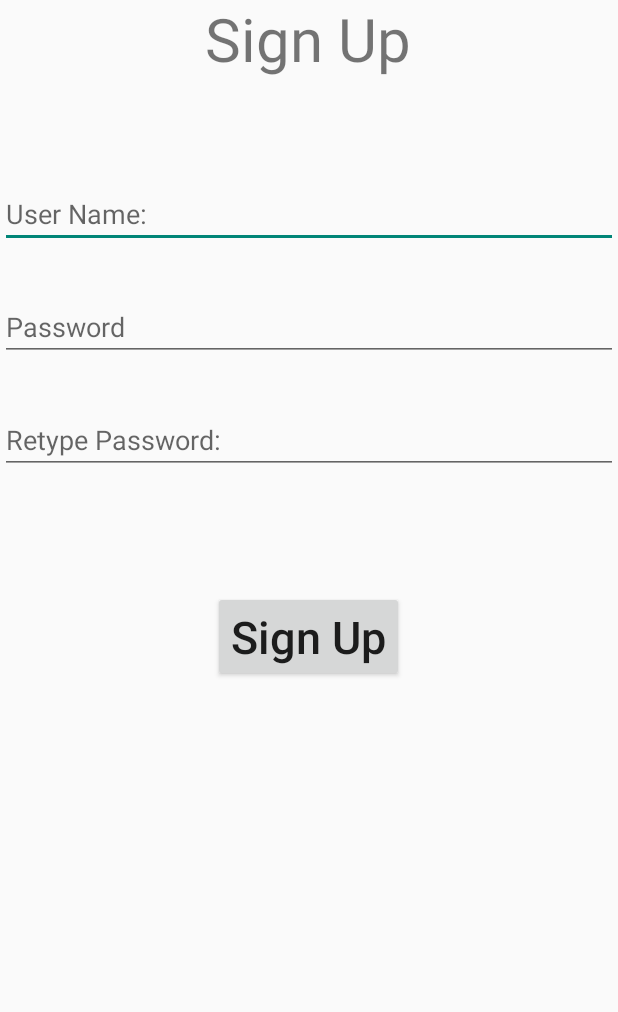
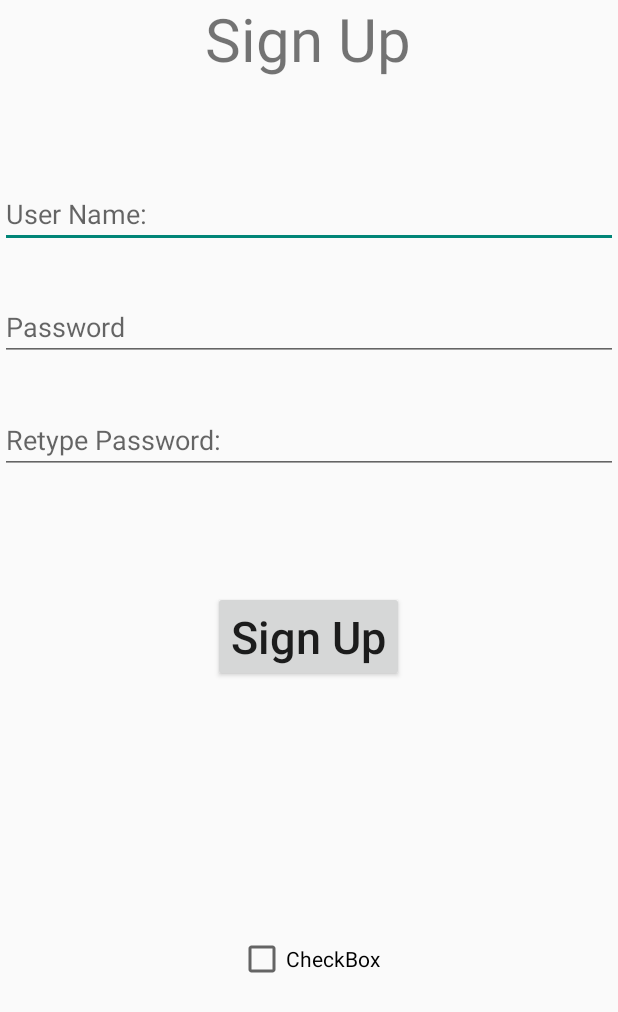
Before and after one commit to TomerReiner/TicTacToe, an Android app: the layout custom_sign_up_dialog.xml on its own in the app's theme, with its tools: preview values and no code run, on a phone screen of 412 x 824 dp. Shown: the top 1012 px of the screen. Run offline under Robolectric (Android 15) with nearby library versions, the phone set to English and light mode, and no system bars.

Commit message:
Beta version of Tic Tac Toe game

```diff
--- a/app/src/main/res/layout/custom_sign_up_dialog.xml
+++ b/app/src/main/res/layout/custom_sign_up_dialog.xml
@@ -72,7 +72,14 @@
         app:layout_constraintTop_toBottomOf="@+id/etSignUpRetypePassword"
         app:layout_constraintVertical_bias="0.174" />
 
-
-
+    <CheckBox
+        android:id="@+id/cbSignUpKeepMeLoggedIn"
+        android:layout_width="wrap_content"
+        android:layout_height="wrap_content"
+        android:text="CheckBox"
+        app:layout_constraintBottom_toBottomOf="parent"
+        app:layout_constraintEnd_toEndOf="parent"
+        app:layout_constraintStart_toStartOf="parent"
+        app:layout_constraintTop_toBottomOf="@+id/btnSignUp" />
 
 </androidx.constraintlayout.widget.ConstraintLayout>
```
Also changed, not shown: app/src/main/java/com/example/tictactoe/CustomDatabaseHelper.java (+4 -3 lines), app/src/main/java/com/example/tictactoe/MainActivity.java (+12 -0 lines), app/src/main/res/layout/custom_log_in_dialog.xml (+9 -0 lines).
